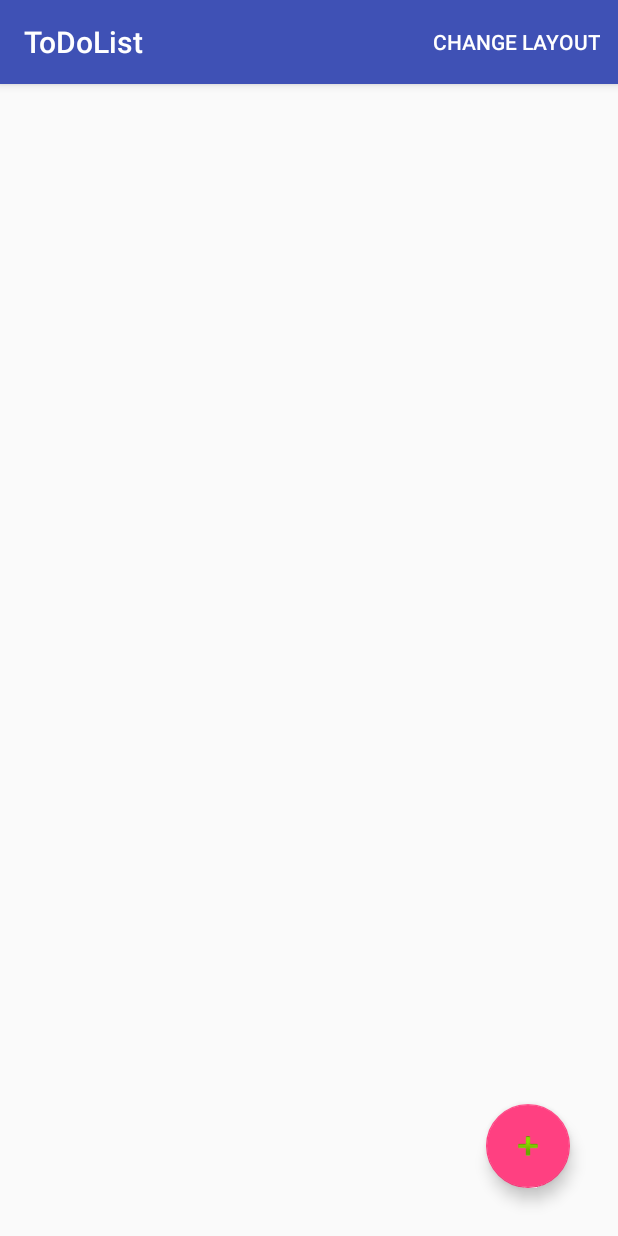
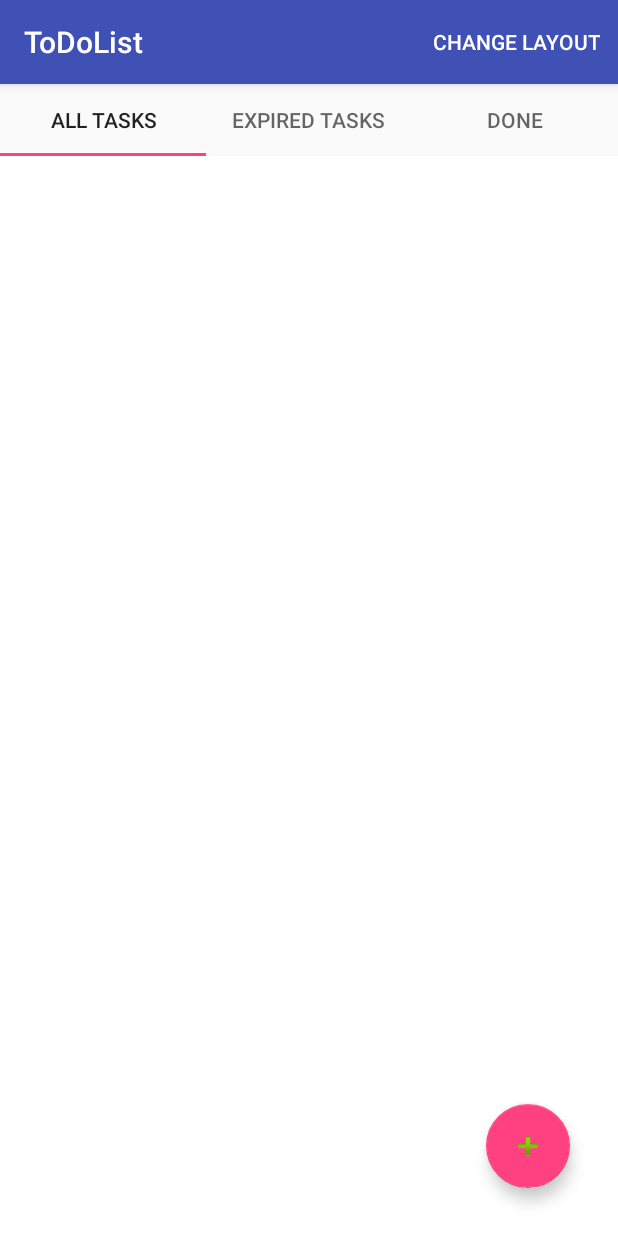
Before and after one commit to IvanGumeniuk/ToDoList-1, an Android app: the screen it shows after launch (MainActivity), on a phone screen of 412 x 824 dp. Run offline under Robolectric (Android 15) with nearby library versions, the phone set to English and light mode, and no system bars.

Commit message:
started creating view holder with fragments

```diff
--- a/app/build.gradle
+++ b/app/build.gradle
@@ -26,9 +26,10 @@ dependencies {
     })
     compile 'com.android.support:appcompat-v7:25.2.0'
     compile 'com.android.support.constraint:constraint-layout:1.0.1'
-    testCompile 'junit:junit:4.12'
     compile 'com.android.support:design:25.2.0'
     compile 'com.google.code.gson:gson:2.8.1'
     compile 'org.jetbrains:annotations-java5:15.0'
     compile 'com.bignerdranch.android:simple-item-decoration:1.0.0'
+    compile 'com.android.support:support-v4:25.2.0'
+    testCompile 'junit:junit:4.12'
 }
--- a/app/src/main/java/com/example/alina/todolist/MainActivity.java
+++ b/app/src/main/java/com/example/alina/todolist/MainActivity.java
@@ -4,6 +4,8 @@ import android.app.Activity;
 import android.content.Intent;
 import android.support.annotation.NonNull;
 import android.support.design.widget.FloatingActionButton;
+import android.support.design.widget.TabLayout;
+import android.support.v4.view.ViewPager;
 import android.support.v7.app.AppCompatActivity;
 import android.os.Bundle;
 import android.support.v7.widget.GridLayoutManager;
@@ -16,12 +18,14 @@ import android.view.View;
 import android.widget.Toast;
 
 import com.example.alina.todolist.adapters.TaskAdapter;
+import com.example.alina.todolist.adapters.TasksDividerFragmentPagerAdapter;
 import com.example.alina.todolist.data.IDataSource;
 import com.example.alina.todolist.data.SharedPreferencesDataSource;
 import com.example.alina.todolist.decorators.DividerItemDecoration;
 import com.example.alina.todolist.entities.Task;
 import com.example.alina.todolist.enums.ActivityRequest;
 import com.example.alina.todolist.enums.BundleKey;
+import com.example.alina.todolist.fragments.TasksDividerFragment;
 
 public class MainActivity extends AppCompatActivity {
 
@@ -34,9 +38,15 @@ public class MainActivity extends AppCompatActivity {
     protected void onCreate(Bundle savedInstanceState) {
         super.onCreate(savedInstanceState);
         setContentView(R.layout.activity_main);
+        ViewPager viewPager = (ViewPager) findViewById(R.id.viewpager);
+        TasksDividerFragmentPagerAdapter adapter = new TasksDividerFragmentPagerAdapter(this,
+                getSupportFragmentManager());
+        viewPager.setAdapter(adapter);
+        TabLayout tabLayout = (TabLayout) findViewById(R.id.sliding_tabs);
+        tabLayout.setupWithViewPager(viewPager);
         initCreateTaskButton();
         dataSource = new SharedPreferencesDataSource(getApplicationContext());
-        initTaskRecycler();
+        //initTaskRecycler();
     }
 
     @Override
@@ -60,14 +70,14 @@ public class MainActivity extends AppCompatActivity {
         });
     }
 
-    private void initTaskRecycler() {
+    /*private void initTaskRecycler() {
         int margin = (int) getResources().getDimension(R.dimen.min_margin);
         GridLayoutManager gridLayoutManager = getGridLayoutManager();
         setLayoutManager(gridLayoutManager);
         taskRecyclerView.addItemDecoration(new DividerItemDecoration(this, margin));
-    }
+    }*/
 
-    private void setLayoutManager(RecyclerView.LayoutManager layoutManager) {
+    /*private void setLayoutManager(RecyclerView.LayoutManager layoutManager) {
         taskRecyclerView = (RecyclerView) findViewById(R.id.taskRecyclerView);
         taskRecyclerView.setLayoutManager(layoutManager);
         taskAdapter = new TaskAdapter(dataSource.getTaskList(), new TaskAdapter.OnItemClickListener() {
@@ -79,7 +89,7 @@ public class MainActivity extends AppCompatActivity {
             }
         });
         taskRecyclerView.setAdapter(taskAdapter);
-    }
+    }*/
 
     @NonNull
     private GridLayoutManager getGridLayoutManager() {
@@ -99,7 +109,7 @@ public class MainActivity extends AppCompatActivity {
         return true;
     }
 
-    @Override
+    /*@Override
     public boolean onOptionsItemSelected(MenuItem item) {
         switch (item.getItemId()) {
             case R.id.item_change_layout: {
@@ -109,7 +119,7 @@ public class MainActivity extends AppCompatActivity {
             default:
                 return super.onOptionsItemSelected(item);
         }
-    }
+    }*/
 
     @Override
     protected void onActivityResult(int requestCode, int resultCode, Intent data) {
@@ -136,11 +146,11 @@ public class MainActivity extends AppCompatActivity {
         }
     }
 
-    private void changeLayout() {
+    /*private void changeLayout() {
         if (taskRecyclerView.getLayoutManager() instanceof GridLayoutManager) {
             setLayoutManager(getLinearLayoutManager());
         } else {
             setLayoutManager(getGridLayoutManager());
         }
-    }
+    }*/
 }
--- /dev/null
+++ b/app/src/main/java/com/example/alina/todolist/adapters/TasksDividerFragmentPagerAdapter.java
@@ -0,0 +1,58 @@
+package com.example.alina.todolist.adapters;
+
+import android.content.Context;
+import android.support.v4.app.Fragment;
+import android.support.v4.app.FragmentManager;
+import android.support.v4.app.FragmentPagerAdapter;
+
+import com.example.alina.todolist.R;
+import com.example.alina.todolist.fragments.AllTasksFragment;
+import com.example.alina.todolist.fragments.DoneTasksFragment;
+import com.example.alina.todolist.fragments.ExpiredTasksFragment;
+
+/**
+ * Created by Alina on 27.11.2017.
+ */
+
+public class TasksDividerFragmentPagerAdapter extends FragmentPagerAdapter {
+
+    private Context context;
+
+    public TasksDividerFragmentPagerAdapter(Context context, FragmentManager fm) {
+        super(fm);
+        this.context = context;
+    }
+
+    @Override
+    public Fragment getItem(int position) {
+        switch (position) {
+            case 0:
+                return new AllTasksFragment();
+            case 1:
+                return new ExpiredTasksFragment();
+            case 2:
+                return new DoneTasksFragment();
+            default:
+                return new AllTasksFragment();
+        }
+    }
+
+    @Override
+    public int getCount() {
+        return 3;
+    }
+
+    @Override
+    public CharSequence getPageTitle(int position) {
+        switch (position) {
+            case 0:
+                return context.getString(R.string.all_tasks);
+            case 1:
+                return context.getString(R.string.expired_task);
+            case 2:
+                return context.getString(R.string.done_task);
+            default:
+                return null;
+        }
+    }
+}
--- /dev/null
+++ b/app/src/main/java/com/example/alina/todolist/fragments/AllTasksFragment.java
@@ -0,0 +1,10 @@
+package com.example.alina.todolist.fragments;
+
+import android.support.v4.app.Fragment;
+
+/**
+ * Created by Alina on 27.11.2017.
+ */
+
+public class AllTasksFragment extends Fragment {
+}
--- /dev/null
+++ b/app/src/main/java/com/example/alina/todolist/fragments/ExpiredTasksFragment.java
@@ -0,0 +1,10 @@
+package com.example.alina.todolist.fragments;
+
+import android.support.v4.app.Fragment;
+
+/**
+ * Created by Alina on 27.11.2017.
+ */
+
+public class ExpiredTasksFragment extends Fragment {
+}
--- a/app/src/main/res/layout/activity_main.xml
+++ b/app/src/main/res/layout/activity_main.xml
@@ -7,11 +7,22 @@
     android:layout_height="match_parent"
     tools:context="com.example.alina.todolist.MainActivity">
 
-    <android.support.v7.widget.RecyclerView
-        android:id="@+id/taskRecyclerView"
-        android:divider="@android:color/black"
+    <LinearLayout
         android:layout_width="match_parent"
-        android:layout_height="match_parent"/>
+        android:orientation="vertical"
+        android:layout_height="match_parent">
+        <android.support.design.widget.TabLayout
+            android:id="@+id/sliding_tabs"
+            android:layout_width="match_parent"
+            android:layout_height="wrap_content"
+            app:tabMode="fixed" />
+
+        <android.support.v4.view.ViewPager
+            android:id="@+id/viewpager"
+            android:layout_width="match_parent"
+            android:layout_height="match_parent"
+            android:background="@android:color/white" />
+    </LinearLayout>
 
     <android.support.design.widget.FloatingActionButton
         android:id="@+id/createTaskButton"
--- a/app/src/main/res/values/strings.xml
+++ b/app/src/main/res/values/strings.xml
@@ -11,4 +11,10 @@
     <string name="task_status">Task status</string>
     <string name="done_task">DONE</string>
     <string name="undone_task">UNDONE</string>
+    <string name="all_tasks">ALL TASKS</string>
+    <string name="done_tasks">DONE TASKS</string>
+    <string name="expired_task">EXPIRED TASKS</string>
+
+    <!-- TODO: Remove or change this placeholder text -->
+    <string name="hello_blank_fragment">Hello blank fragment</string>
 </resources>
```
Also changed, not shown: app/src/main/java/com/example/alina/todolist/fragments/DoneTasksFragment.java (added, +10 -0 lines), app/src/main/java/com/example/alina/todolist/fragments/TasksDividerFragment.java (added, +73 -0 lines), app/src/main/res/layout/fragment_tasks_devider.xml (added, +13 -0 lines).
